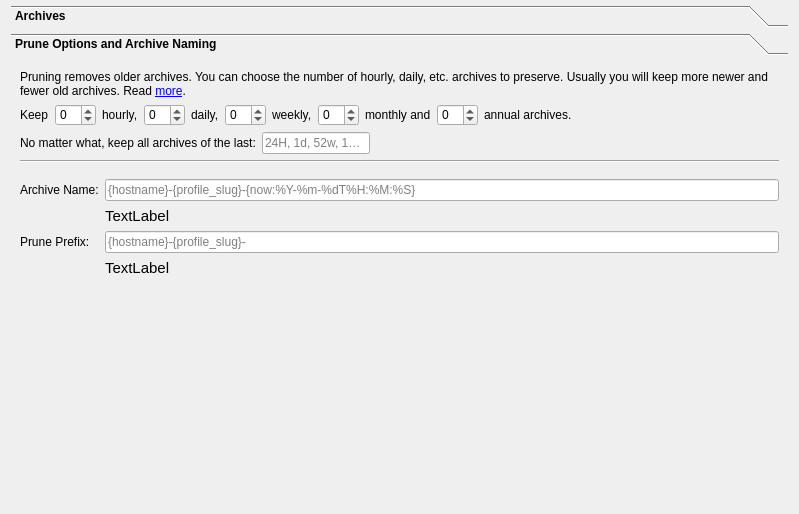
borgbase/vorta, file src/vorta/assets/UI/archivetab.ui: the form before one commit.
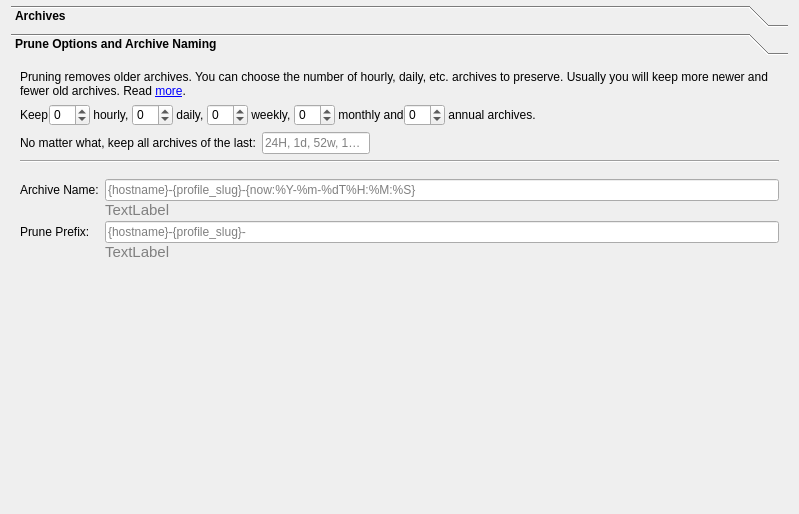
The form after the commit. The open tabs and pages were chosen to show the change. Icons and pictures are not drawn.

Patch:
```diff
--- a/src/vorta/assets/UI/archivetab.ui
+++ b/src/vorta/assets/UI/archivetab.ui
@@ -238,6 +238,9 @@
        </item>
        <item>
         <layout class="QHBoxLayout" name="horizontalLayout_7">
+         <property name="spacing">
+          <number>0</number>
+         </property>
          <property name="topMargin">
           <number>0</number>
          </property>
@@ -261,7 +264,7 @@
          <item>
           <widget class="QLabel" name="label_6">
            <property name="text">
-            <string>hourly,</string>
+            <string> hourly, </string>
            </property>
           </widget>
          </item>
@@ -278,7 +281,7 @@
          <item>
           <widget class="QLabel" name="label_7">
            <property name="text">
-            <string>daily,</string>
+            <string> daily, </string>
            </property>
           </widget>
          </item>
@@ -292,7 +295,7 @@
          <item>
           <widget class="QLabel" name="label_8">
            <property name="text">
-            <string>weekly,</string>
+            <string> weekly, </string>
            </property>
           </widget>
          </item>
@@ -306,7 +309,7 @@
          <item>
           <widget class="QLabel" name="label_9">
            <property name="text">
-            <string>monthly and</string>
+            <string> monthly and</string>
            </property>
           </widget>
          </item>
@@ -320,7 +323,7 @@
          <item>
           <widget class="QLabel" name="label_10">
            <property name="text">
-            <string>&lt;html&gt;&lt;head/&gt;&lt;body&gt;&lt;p&gt;annual archives.&lt;/p&gt;&lt;/body&gt;&lt;/html&gt;</string>
+            <string> annual archives.</string>
            </property>
            <property name="openExternalLinks">
             <bool>true</bool>
@@ -388,6 +391,12 @@
          <property name="topMargin">
           <number>10</number>
          </property>
+         <property name="horizontalSpacing">
+          <number>-1</number>
+         </property>
+         <property name="verticalSpacing">
+          <number>0</number>
+         </property>
          <item row="0" column="0">
           <widget class="QLabel" name="label_3">
            <property name="text">
@@ -407,14 +416,29 @@
          </item>
          <item row="1" column="2">
           <widget class="QLabel" name="archiveNamePreview">
+           <property name="minimumSize">
+            <size>
+             <width>0</width>
+             <height>20</height>
+            </size>
+           </property>
            <property name="font">
             <font>
              <pointsize>11</pointsize>
             </font>
            </property>
+           <property name="styleSheet">
+            <string notr="true">color: grey</string>
+           </property>
            <property name="text">
             <string>TextLabel</string>
            </property>
+           <property name="alignment">
+            <set>Qt::AlignLeading|Qt::AlignLeft|Qt::AlignTop</set>
+           </property>
+           <property name="margin">
+            <number>1</number>
+           </property>
           </widget>
          </item>
          <item row="0" column="2">
@@ -441,9 +465,15 @@
              <pointsize>11</pointsize>
             </font>
            </property>
+           <property name="styleSheet">
+            <string notr="true">color: grey</string>
+           </property>
            <property name="text">
             <string>TextLabel</string>
            </property>
+           <property name="margin">
+            <number>1</number>
+           </property>
           </widget>
          </item>
         </layout>
```
Left out of the diff: 5 changed lines with no effect on the pictures.
